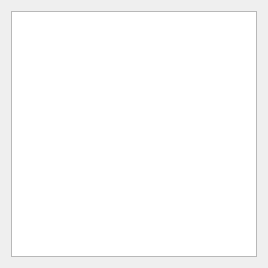
Before: the Qt Designer form Atoms/Atoms.ui in CodeHuntersLab/CuriElements, drawn with Qt 5.
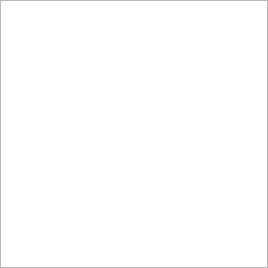
After: the same form once the commit is applied.

```diff
--- a/Atoms/Atoms.ui
+++ b/Atoms/Atoms.ui
@@ -14,6 +14,24 @@
    <string>Atoms</string>
   </property>
   <layout class="QVBoxLayout" name="verticalLayout">
+   <property name="spacing">
+    <number>0</number>
+   </property>
+   <property name="sizeConstraint">
+    <enum>QLayout::SetDefaultConstraint</enum>
+   </property>
+   <property name="leftMargin">
+    <number>0</number>
+   </property>
+   <property name="topMargin">
+    <number>0</number>
+   </property>
+   <property name="rightMargin">
+    <number>0</number>
+   </property>
+   <property name="bottomMargin">
+    <number>0</number>
+   </property>
    <item>
     <widget class="QGraphicsView" name="graphicsView"/>
    </item>
```
Left out of the diff: 3 changed lines with no effect on the pictures.
